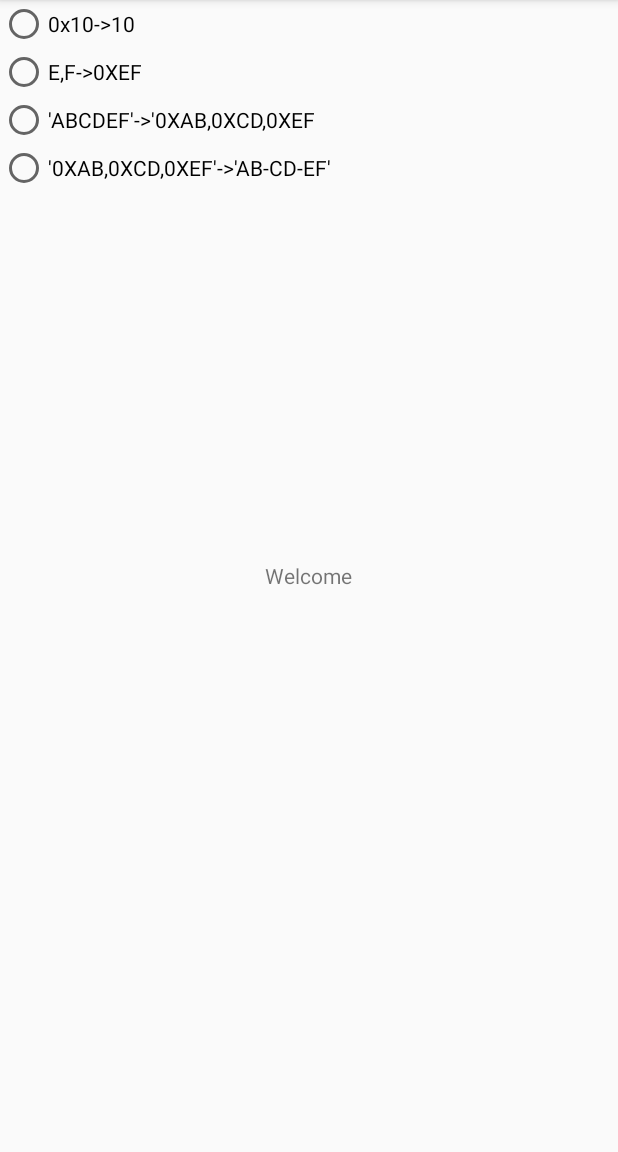
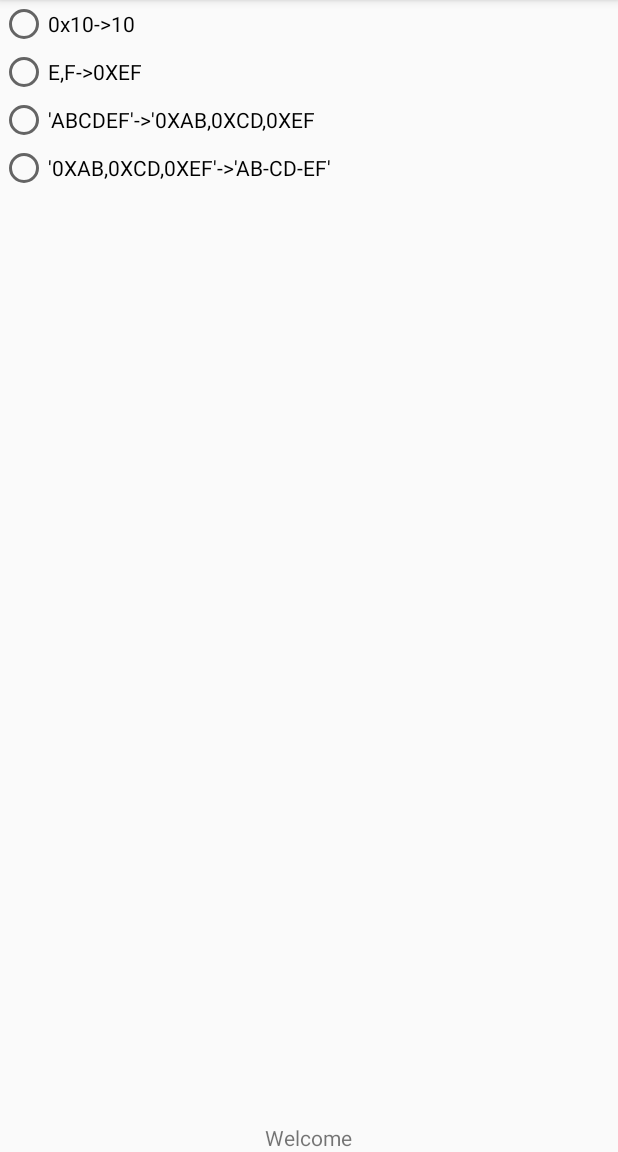
Before and after one commit to LinQingWei/MyAndroidDevTools, an Android app: the screen it shows after launch (SampleActivity), on a phone screen of 412 x 824 dp, the part 84-1236 px from its top. Run offline under Robolectric (Android 15) with nearby library versions, the phone set to English and light mode, and no system bars.

Commit message:
// 更改了textView的位置

```diff
--- a/app/src/main/res/layout/activity_sample.xml
+++ b/app/src/main/res/layout/activity_sample.xml
@@ -8,7 +8,8 @@
         android:id="@+id/tv_test"
         android:layout_width="wrap_content"
         android:layout_height="wrap_content"
-        android:layout_centerInParent="true"
+        android:layout_alignParentBottom="true"
+        android:layout_centerHorizontal="true"
         android:text="Welcome"/>
 
     <RadioGroup
```
